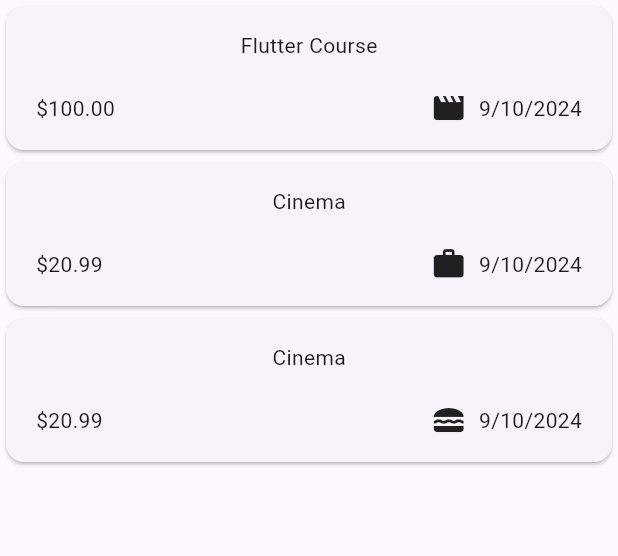
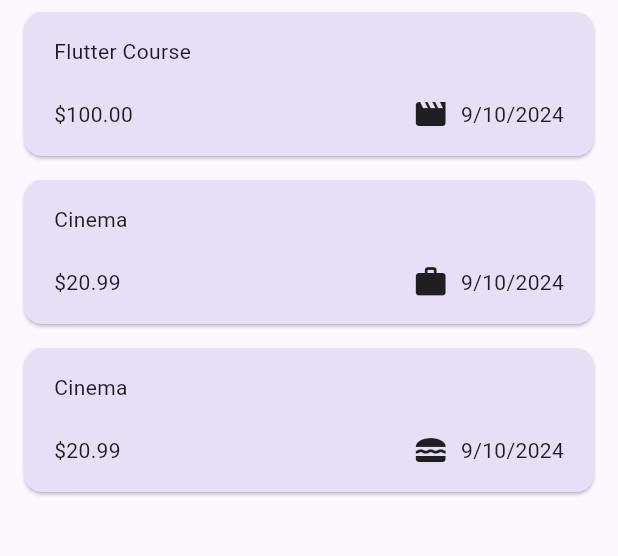
Before and after one commit to AdepojuToyeeb/e_t, a Flutter app: the screen it shows after launch, on a phone screen of 412 x 824 dp, the part 114-670 px from its top. Run offline on Flutter 3.47's test engine with Material 3 defaults, Android fonts, the phone set to English and light mode, and no system bars.

Commit message:
using theme data in widgets

```diff
--- a/lib/widgets/expenses/expense_item.dart
+++ b/lib/widgets/expenses/expense_item.dart
@@ -3,6 +3,7 @@ import 'package:flutter/material.dart';
 
 class ExpenseItem extends StatelessWidget {
   const ExpenseItem({required this.expense, super.key});
+
   final Expense expense;
 
   @override
@@ -14,6 +15,7 @@ class ExpenseItem extends StatelessWidget {
           vertical: 16,
         ),
         child: Column(
+          crossAxisAlignment: CrossAxisAlignment.start,
           children: [
             Text(expense.title),
             const SizedBox(height: 20),
--- a/lib/widgets/expenses/expenses_list.dart
+++ b/lib/widgets/expenses/expenses_list.dart
@@ -17,7 +17,12 @@ class ExpensesList extends StatelessWidget {
     return ListView.builder(
       itemCount: expenseList.length,
       itemBuilder: (ctx, index) => Dismissible(
+        direction: DismissDirection.endToStart,
         key: ValueKey(expenseList[index]),
+        background: Container(
+          color: Theme.of(context).colorScheme.error.withOpacity(0.7),
+          margin: Theme.of(context).cardTheme.margin,
+        ),
         onDismissed: (direction) {
           removeExpense(
             expenseList[index],
```
Also changed, not shown: lib/main.dart (+15 -1 lines).
